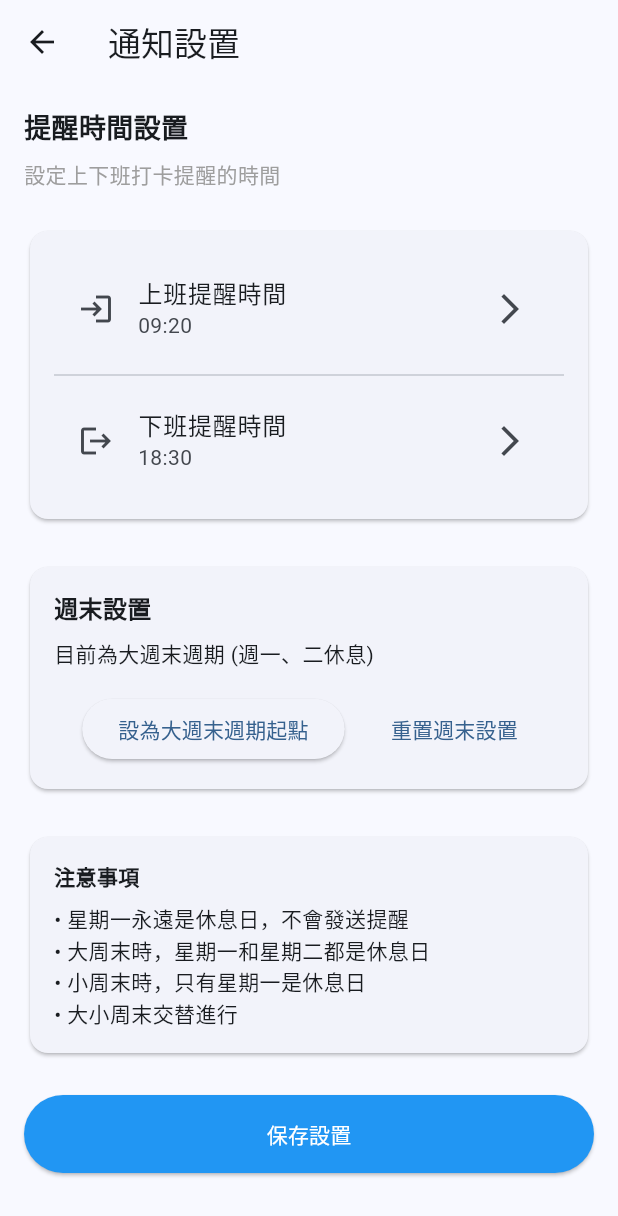
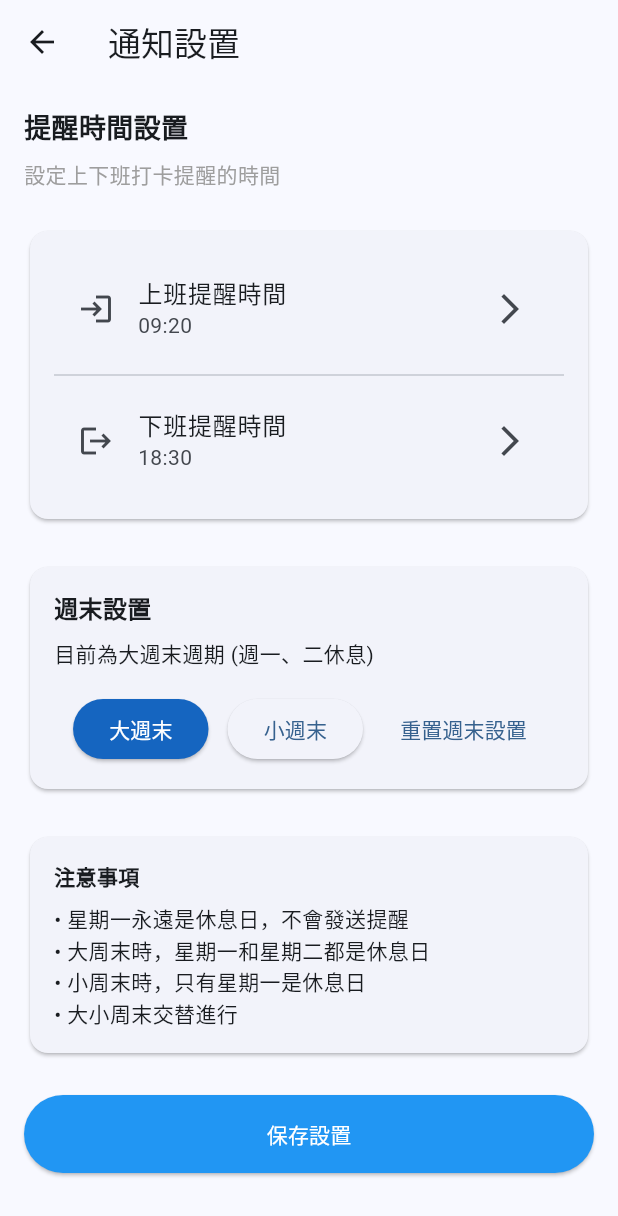
Before and after one commit to asadman1523/attendance_hub, a Flutter app: the NotificationSettingsPage screen opened directly, on a phone screen of 412 x 824 dp. Shown: the top 1216 px of the screen. Run offline on Flutter 3.47's test engine with Material 3 defaults, Android fonts, the light colour scheme and no system bars; our stand-ins replace flutter_local_notifications, shared_preferences, timezone; missing offline and left inert: workmanager; accounts and stored records are empty; statements that could not run were skipped.

Commit message:
feat: add manual override for weekend type and exact alarm permissions
This commit introduces the ability to manually set the current week as either a "big weekend" (Mon & Tue off) or a "small weekend" (Mon off) in the notification settings. This overrides the automatic alternating weekend calculation.

Additionally, `SCHEDULE_EXACT_ALARM` and `USE_EXACT_ALARM` permissions have been added to `AndroidManifest.xml` to ensure notification alarms function correctly on newer Android versions.

Key changes:
- `WeekendTracker`:
    - Added `manualOverrideKey` and `manualOverrideValueKey` for storing manual weekend settings.
    - Updated `isBigWeekendWeek()` to check for and prioritize manual overrides.
    - `markBigWeekendAsToday()` and `resetWeekendTracking()` now also clear manual overrides.
    - Added `setManualWeekendMode(bool isBigWeekend)` to allow setting the weekend type manually.
- `NotificationSettingsPage`:
    - Implemented `_setBigWeekend()` and `_setSmallWeekend()` methods to handle manual weekend selection.
    - Updated UI with buttons to set "Big Weekend" or "Small Weekend" and visually indicate the currently selected mode.
    - Replaced "設為大週末週期起點" button with the new manual selection buttons.
    - Ensured `_loadSettings()` is called after manual changes to refresh the UI.
    - Wrapped the page content in a `SingleChildScrollView` to prevent overflow.
- `AndroidManifest.xml`:
    - Added `<uses-permission android:name="android.permission.SCHEDULE_EXACT_ALARM" />`.
    - Added `<uses-permission android:name="android.permission.USE_EXACT_ALARM" />`.

```diff
--- a/lib/models/weekend_tracker.dart
+++ b/lib/models/weekend_tracker.dart
@@ -3,6 +3,8 @@ import 'package:flutter/material.dart';
 
 class WeekendTracker {
   static const String lastBigWeekendKey = 'lastBigWeekend';
+  static const String manualOverrideKey = 'manualWeekendOverride';
+  static const String manualOverrideValueKey = 'manualWeekendOverrideValue';
 
   // Check if today is a workday
   static Future<bool> isWorkday() async {
@@ -27,6 +29,13 @@ class WeekendTracker {
   // Check if this is currently a big weekend week
   static Future<bool> isBigWeekendWeek() async {
     final prefs = await SharedPreferences.getInstance();
+
+    // Check if there's a manual override
+    final hasOverride = prefs.getBool(manualOverrideKey) ?? false;
+    if (hasOverride) {
+      return prefs.getBool(manualOverrideValueKey) ?? false;
+    }
+
     final now = DateTime.now();
 
     // Get the timestamp of the last big weekend (where both Mon+Tue were off)
@@ -54,6 +63,8 @@ class WeekendTracker {
     final prefs = await SharedPreferences.getInstance();
     final now = DateTime.now();
     await prefs.setInt(lastBigWeekendKey, now.millisecondsSinceEpoch);
+    // Clear any manual override
+    await prefs.setBool(manualOverrideKey, false);
     debugPrint('Marked today (${now.toIso8601String()}) as the latest big weekend');
   }
 
@@ -61,6 +72,16 @@ class WeekendTracker {
   static Future<void> resetWeekendTracking() async {
     final prefs = await SharedPreferences.getInstance();
     await prefs.remove(lastBigWeekendKey);
+    // Clear any manual override
+    await prefs.setBool(manualOverrideKey, false);
     debugPrint('Reset weekend tracking');
   }
+
+  // Manually set whether this is a big weekend week or not
+  static Future<void> setManualWeekendMode(bool isBigWeekend) async {
+    final prefs = await SharedPreferences.getInstance();
+    await prefs.setBool(manualOverrideKey, true);
+    await prefs.setBool(manualOverrideValueKey, isBigWeekend);
+    debugPrint('Manually set weekend mode to: ${isBigWeekend ? "Big Weekend" : "Small Weekend"}');
+  }
 }
--- a/lib/pages/notification_settings_page.dart
+++ b/lib/pages/notification_settings_page.dart
@@ -1,6 +1,7 @@
 import 'package:flutter/material.dart';
+
+import '../models/weekend_tracker.dart';
 import '../services/notification_service.dart';
-import '../models/weekend_tracker.dart';
 
 class NotificationSettingsPage extends StatefulWidget {
   const NotificationSettingsPage({super.key});
@@ -105,6 +106,24 @@ class _NotificationSettingsPageState extends State<NotificationSettingsPage> {
     );
   }
 
+  Future<void> _setBigWeekend() async {
+    await WeekendTracker.setManualWeekendMode(true);
+    await _loadSettings();
+
+    ScaffoldMessenger.of(context).showSnackBar(
+      const SnackBar(content: Text('已將本週設為大週末（週一、二休息）')),
+    );
+  }
+
+  Future<void> _setSmallWeekend() async {
+    await WeekendTracker.setManualWeekendMode(false);
+    await _loadSettings();
+
+    ScaffoldMessenger.of(context).showSnackBar(
+      const SnackBar(content: Text('已將本週設為小週末（僅週一休息）')),
+    );
+  }
+
   String _formatTime(int hour, int minute) {
     final hourString = hour.toString().padLeft(2, '0');
     final minuteString = minute.toString().padLeft(2, '0');
@@ -119,7 +138,8 @@ class _NotificationSettingsPageState extends State<NotificationSettingsPage> {
       ),
       body: _isLoading
           ? const Center(child: CircularProgressIndicator())
-          : Padding(
+          : SingleChildScrollView(
+              child: Padding(
                 padding: const EdgeInsets.all(16.0),
                 child: Column(
                   crossAxisAlignment: CrossAxisAlignment.stretch,
@@ -176,8 +196,20 @@ class _NotificationSettingsPageState extends State<NotificationSettingsPage> {
                               mainAxisAlignment: MainAxisAlignment.spaceEvenly,
                               children: [
                                 ElevatedButton(
-                                onPressed: _markBigWeekend,
-                                child: const Text('設為大週末週期起點'),
+                                  onPressed: _setBigWeekend,
+                                  style: ElevatedButton.styleFrom(
+                                    backgroundColor: _isBigWeekend ? Colors.blue.shade800 : null,
+                                    foregroundColor: _isBigWeekend ? Colors.white : null,
+                                  ),
+                                  child: const Text('大週末'),
+                                ),
+                                ElevatedButton(
+                                  onPressed: _setSmallWeekend,
+                                  style: ElevatedButton.styleFrom(
+                                    backgroundColor: !_isBigWeekend ? Colors.blue.shade800 : null,
+                                    foregroundColor: !_isBigWeekend ? Colors.white : null,
+                                  ),
+                                  child: const Text('小週末'),
                                 ),
                                 TextButton(
                                   onPressed: _resetWeekendTracking,
@@ -222,6 +254,7 @@ class _NotificationSettingsPageState extends State<NotificationSettingsPage> {
                   ],
                 ),
               ),
+            ),
     );
   }
 }
```
Also changed, not shown: 1 other file. Lines whose indentation alone changed are shown as unchanged.
